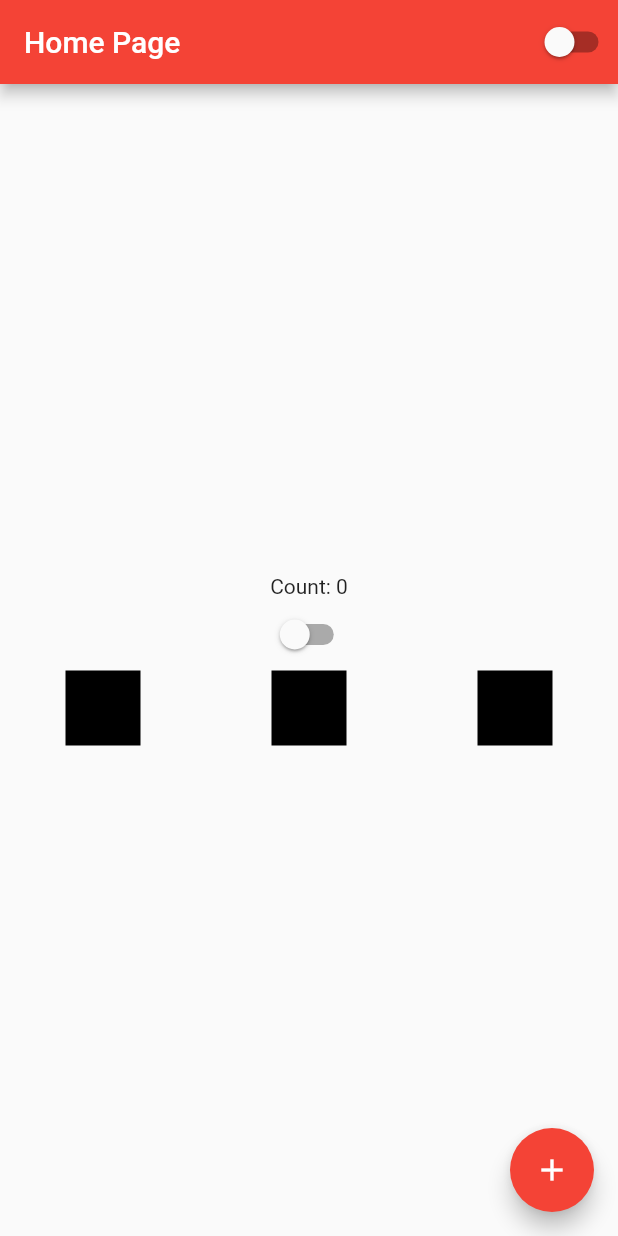
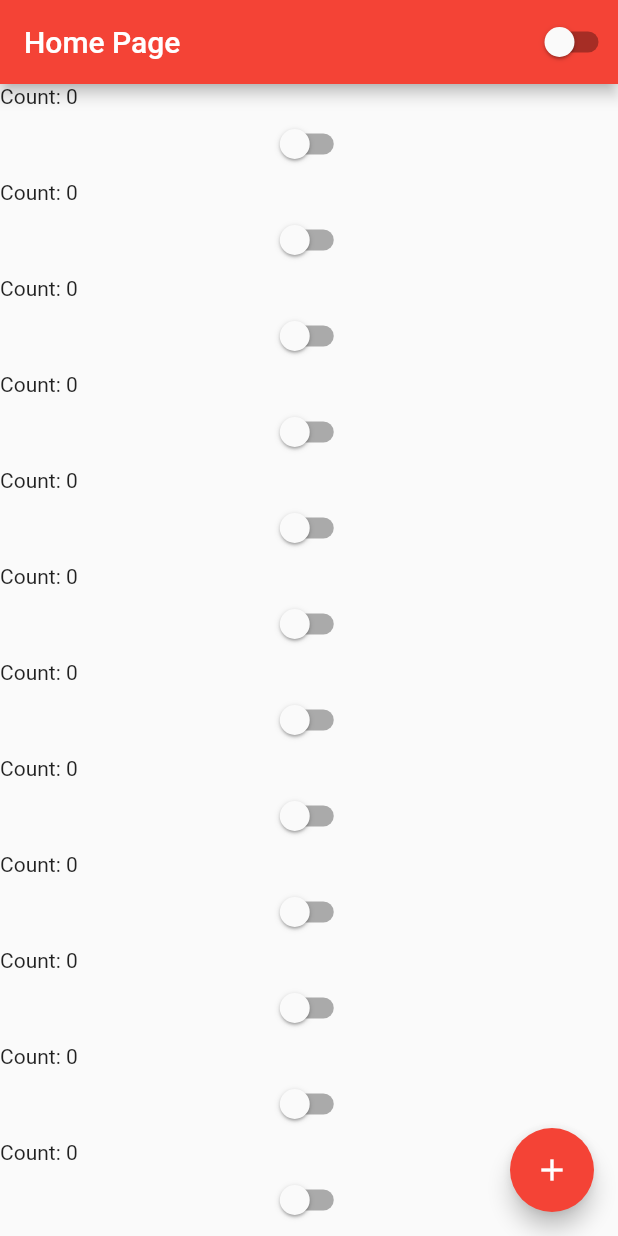
Before and after one commit to Matheus0liveira/first-flutter-app, a Flutter app: the screen it shows after launch, on a phone screen of 412 x 824 dp. Run offline on Flutter 3.47's test engine with Material 2 defaults, Android fonts, the phone set to English and light mode, and no system bars.

```diff
--- a/lib/home_page.dart
+++ b/lib/home_page.dart
@@ -35,9 +35,35 @@ class HomePageState extends State<HomePage> {
       body: SizedBox(
         width: double.infinity,
         height: double.infinity,
-        child: Column(
-          mainAxisAlignment: MainAxisAlignment.center,
+        child: ListView(
+          // mainAxisAlignment: MainAxisAlignment.center,
           children: [
+            Text("Count: $count"),
+            CustomSwitch(),
+            Text("Count: $count"),
+            CustomSwitch(),
+            Text("Count: $count"),
+            CustomSwitch(),
+            Text("Count: $count"),
+            CustomSwitch(),
+            Text("Count: $count"),
+            CustomSwitch(),
+            Text("Count: $count"),
+            CustomSwitch(),
+            Text("Count: $count"),
+            CustomSwitch(),
+            Text("Count: $count"),
+            CustomSwitch(),
+            Text("Count: $count"),
+            CustomSwitch(),
+            Text("Count: $count"),
+            CustomSwitch(),
+            Text("Count: $count"),
+            CustomSwitch(),
+            Text("Count: $count"),
+            CustomSwitch(),
+            Text("Count: $count"),
+            CustomSwitch(),
             Text("Count: $count"),
             CustomSwitch(),
             Row(
```
